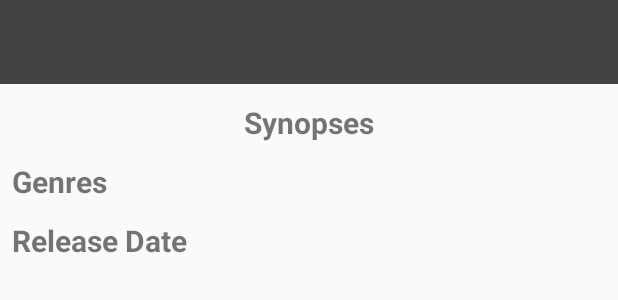
After one commit to LeandroGiordani/tmdb-app, an Android app: the layout fragment_details.xml on its own in the app's theme, with its tools: preview values and no code run, on a phone screen of 412 x 824 dp. The commit adds this screen. Shown: the top 300 px of the screen. Run offline under Robolectric (Android 15) with nearby library versions, the phone set to English and light mode, and no system bars.

Commit message:
Start implementing movie details fragment and fix other bugs

```diff
--- a/app/build.gradle
+++ b/app/build.gradle
@@ -42,6 +42,7 @@ dependencies {
     implementation 'com.jakewharton.retrofit:retrofit2-kotlin-coroutines-adapter:0.9.2'
     implementation 'com.rockerhieu:rv-adapter-endless:1.2'
 
+    implementation 'androidx.legacy:legacy-support-v4:1.0.0'
     testImplementation 'junit:junit:4.12'
     androidTestImplementation 'androidx.test.ext:junit:1.1.1'
     androidTestImplementation 'androidx.test.espresso:espresso-core:3.2.0'
--- a/app/src/main/java/com/arctouch/codechallenge/api/TmdbApi.kt
+++ b/app/src/main/java/com/arctouch/codechallenge/api/TmdbApi.kt
@@ -16,8 +16,8 @@ interface TmdbApi {
     companion object {
         const val URL = "https://api.themoviedb.org/3/"
         const val API_KEY = "1f54bd990f1cdfb230adb312546d765d"
-        const val DEFAULT_LANGUAGE = "pt-BR"
-        const val DEFAULT_REGION = "BR"
+        const val DEFAULT_LANGUAGE = "en-US"
+        const val DEFAULT_REGION = "US"
     }
 
     @GET("genre/movie/list")
--- a/app/src/main/java/com/arctouch/codechallenge/data/cache/Cache.kt
+++ b/app/src/main/java/com/arctouch/codechallenge/data/cache/Cache.kt
@@ -5,12 +5,7 @@ import com.arctouch.codechallenge.api.model.Movie
 
 object Cache {
 
-    var movies = listOf<Movie>()
     var genres = listOf<Genre>()
-
-    fun cacheMovies(movies: List<Movie>) {
-        Cache.movies = movies
-    }
 
     fun cacheGenres(genres: List<Genre>) {
         Cache.genres = genres
--- /dev/null
+++ b/app/src/main/java/com/arctouch/codechallenge/details/viewmodel/DetailsViewModel.kt
@@ -0,0 +1,4 @@
+package com.arctouch.codechallenge.details.viewmodel
+
+class DetailsViewModel {
+}
--- a/app/src/main/java/com/arctouch/codechallenge/util/MovieImageUrlBuilder.kt
+++ b/app/src/main/java/com/arctouch/codechallenge/util/MovieImageUrlBuilder.kt
@@ -2,8 +2,8 @@ package com.arctouch.codechallenge.util
 
 import com.arctouch.codechallenge.api.TmdbApi
 
-private val POSTER_URL = "https://image.tmdb.org/t/p/w154"
-private val BACKDROP_URL = "https://image.tmdb.org/t/p/w780"
+private const val POSTER_URL = "https://image.tmdb.org/t/p/w154"
+private const val BACKDROP_URL = "https://image.tmdb.org/t/p/w780"
 
 class MovieImageUrlBuilder {
 
--- /dev/null
+++ b/app/src/main/res/layout/fragment_details.xml
@@ -0,0 +1,67 @@
+<?xml version="1.0" encoding="utf-8"?>
+<androidx.constraintlayout.widget.ConstraintLayout xmlns:android="http://schemas.android.com/apk/res/android"
+    xmlns:app="http://schemas.android.com/apk/res-auto"
+    xmlns:tools="http://schemas.android.com/tools"
+    android:layout_width="match_parent"
+    android:layout_height="match_parent"
+    tools:context=".details.ui.DetailsFragment">
+
+    <androidx.appcompat.widget.Toolbar
+        android:id="@+id/detailsToolbar"
+        android:layout_width="match_parent"
+        android:layout_height="?attr/actionBarSize"
+        android:background="?attr/colorPrimary"
+        app:layout_constraintTop_toTopOf="parent"
+        app:popupTheme="@style/ThemeOverlay.AppCompat.Light" />
+
+    <ImageView
+        android:id="@+id/movieBanner"
+        android:layout_width="match_parent"
+        android:layout_height="wrap_content"
+        app:layout_constraintTop_toBottomOf="@id/detailsToolbar"
+        tools:ignore="ContentDescription" />
+
+    <TextView
+        android:id="@+id/movieSynopses"
+        android:layout_width="match_parent"
+        android:layout_height="wrap_content"
+        android:layout_marginStart="8dp"
+        android:layout_marginTop="12dp"
+        android:layout_marginEnd="8dp"
+        android:textSize="20sp"
+        android:textStyle="bold"
+        android:textAlignment="center"
+        app:layout_constraintTop_toBottomOf="@id/movieBanner"
+        tools:text="Synopses" />
+
+    <TextView
+        android:id="@+id/movieGenres"
+        android:layout_width="match_parent"
+        android:layout_height="wrap_content"
+        android:layout_marginStart="8dp"
+        android:layout_marginTop="12dp"
+        android:layout_marginEnd="8dp"
+        android:textSize="20sp"
+        android:textStyle="bold"
+        app:layout_constraintTop_toBottomOf="@id/movieSynopses"
+        tools:text="Genres" />
+
+    <TextView
+        android:id="@+id/movieReleaseDate"
+        android:layout_width="match_parent"
+        android:layout_height="wrap_content"
+        android:layout_marginStart="8dp"
+        android:layout_marginTop="12dp"
+        android:layout_marginEnd="8dp"
+        android:textSize="20sp"
+        android:textStyle="bold"
+        app:layout_constraintTop_toBottomOf="@id/movieGenres"
+        tools:text="Release Date" />
+
+    <androidx.viewpager.widget.ViewPager
+        android:id="@+id/moviePostersCarousel"
+        android:layout_width="match_parent"
+        android:layout_height="wrap_content"
+        app:layout_constraintTop_toBottomOf="parent" />
+
+</androidx.constraintlayout.widget.ConstraintLayout>
--- a/app/src/main/res/values/strings.xml
+++ b/app/src/main/res/values/strings.xml
@@ -1,4 +1,7 @@
 <resources>
     <string name="app_name">Code Challenge</string>
     <string name="movie_and_genres">%s - %s</string>
+
+    <!-- TODO: Remove or change this placeholder text -->
+    <string name="hello_blank_fragment">Hello blank fragment</string>
 </resources>
```
Also changed, not shown: app/src/main/java/com/arctouch/codechallenge/api/model/Movie.kt (+4 -4 lines), app/src/main/java/com/arctouch/codechallenge/api/model/MoviePoster.kt (added, +12 -0 lines), app/src/main/java/com/arctouch/codechallenge/details/domain/DetailsUseCase.kt (added, +10 -0 lines), app/src/main/java/com/arctouch/codechallenge/details/ui/DetailsFragment.kt (added, +18 -0 lines), app/src/main/java/com/arctouch/codechallenge/details/ui/PostersAdapter.kt (added, +42 -0 lines), app/src/main/java/com/arctouch/codechallenge/home/domain/HomeUseCase.kt (+13 -8 lines), app/src/main/java/com/arctouch/codechallenge/home/repository/GenreRepository.kt (+9 -7 lines), app/src/main/java/com/arctouch/codechallenge/home/repository/MoviesRepository.kt (+4 -17 lines), app/src/main/java/com/arctouch/codechallenge/home/ui/HomeFragment.kt (+4 -3 lines), app/src/main/res/layout/poster_item.xml (added, +10 -0 lines).
